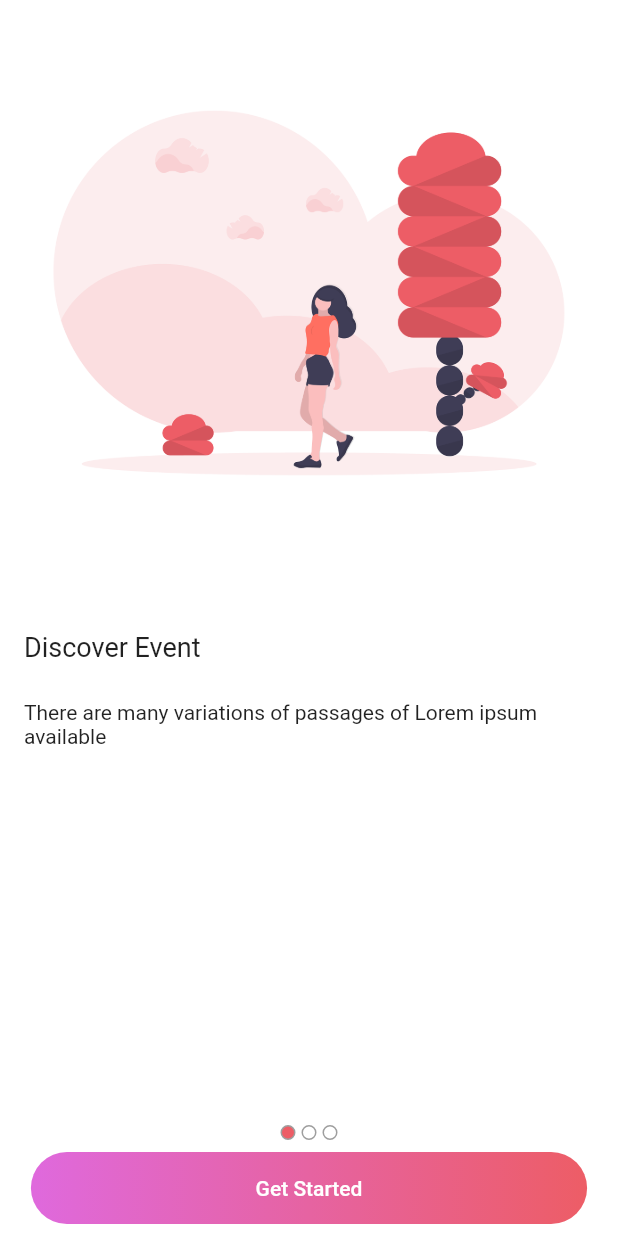
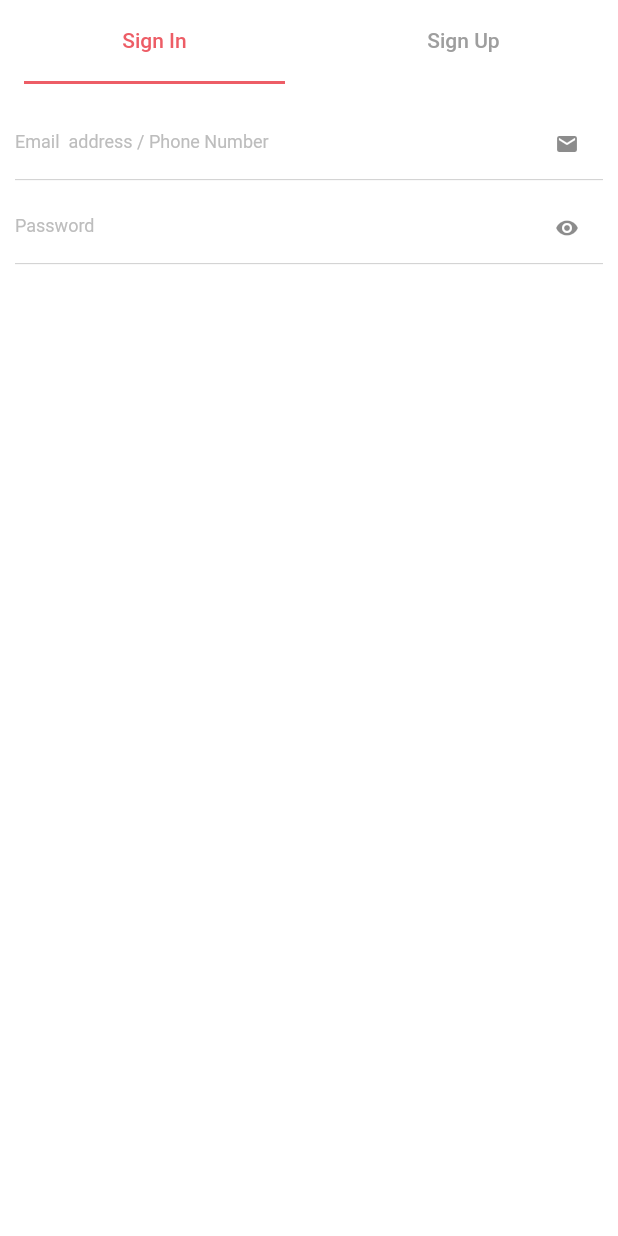
Before and after one commit to Sourabhlpu/flutter_events, a Flutter app: the screen it shows after launch, after a tap on "Get Started", on a phone screen of 412 x 824 dp. Run offline on Flutter 3.47's test engine with Material 2 defaults, Android fonts, the phone set to English and light mode, and no system bars.

Commit message:
fixed the issue with input fields's border widths

```diff
--- a/lib/main.dart
+++ b/lib/main.dart
@@ -1,75 +1,30 @@
 import 'package:flutter/material.dart';
+import 'package:flutter_events/pages/intro.dart';
+import 'package:flutter_events/pages/auth.dart';
+import 'package:flutter_events/utils/custom_colors.dart';
 import 'package:flutter/services.dart';
-import 'package:flutter_events/widgets/primary_btn.dart';
-import 'package:flutter_events/widgets/intro_screen.dart';
-import 'package:flutter_events/widgets/intro_page_indicators.dart';
 
 void main() => runApp(MyApp());
 
 class MyApp extends StatelessWidget {
   // This widget is the root of your application.
+
   @override
   Widget build(BuildContext context) {
+    SystemChrome.setSystemUIOverlayStyle(SystemUiOverlayStyle.dark.copyWith(
+      statusBarColor: Colors.white, //or set color with: Color(0xFF0000FF)
+    ));
+
     return MaterialApp(
       theme: ThemeData(
-        primarySwatch: Colors.blue,
+          primarySwatch: customPrimaryColor,
       ),
-      home: MyHomePage(),
       debugShowCheckedModeBanner: false,
+      initialRoute: '/',
+      routes: {
+        '/': (context) => IntroPage(),
+        '/auth': (context) => Authentication()
+      },
     );
   }
 }
-
-class MyHomePage extends StatefulWidget {
-  @override
-  State createState() => MyHomePageState();
-}
-
-class MyHomePageState extends State<MyHomePage> {
-  final PageController _pagecontroller = new PageController(initialPage: 0);
-  int _currentPage = 0;
-
-  @override
-  Widget build(BuildContext context) {
-    SystemChrome.setEnabledSystemUIOverlays([]);
-    return Scaffold(
-        body: Stack(
-      children: <Widget>[
-        PageView(
-            controller: _pagecontroller,
-            onPageChanged: (int i) {
-              setState(() {
-                _currentPage = i;
-              });
-            },
-            children: [
-              IntroPage('images/discover.png', 'Discover Event',
-                  'There are many variations of passages of Lorem ipsum available'),
-              IntroPage('images/create.png', 'Create Event',
-                  'There are many variations of passages of Lorem ipsum available'),
-              IntroPage('images/book.png', 'Book Events',
-                  'There are many variations of passages of Lorem ipsum available'),
-            ]),
-        Align(
-            alignment: Alignment.bottomCenter,
-            child: Column(
-              mainAxisAlignment: MainAxisAlignment.end,
-              children: <Widget>[
-                CircularPageIndicators(
-                  currentPage: _currentPage,
-                ),
-                SizedBox(
-                  width: 0,
-                  height: 8.0,
-                ),
-                PrimaryGradientButton('Get Started')
-              ],
-            )),
-
-        /*Align(
-            alignment: Alignment.bottomCenter,
-            child: PrimaryGradientButton('Get Started')),*/
-      ],
-    ));
-  }
-}
--- /dev/null
+++ b/lib/pages/auth.dart
@@ -0,0 +1,112 @@
+import 'package:flutter/material.dart';
+import 'package:flutter/services.dart';
+
+class Authentication extends StatefulWidget {
+  @override
+  _AuthenticationState createState() => _AuthenticationState();
+}
+
+class _AuthenticationState extends State<Authentication> {
+  @override
+  Widget build(BuildContext context) {
+    //SystemChrome.setEnabledSystemUIOverlays(SystemUiOverlay.values);
+    return new Scaffold(
+      body: SafeArea(
+        child: DefaultTabController(
+          length: 2,
+          child: Column(
+            children: <Widget>[
+              TabBar(
+                tabs: [
+                  Tab(text: 'Sign In'),
+                  Tab(text: 'Sign Up'),
+                ],
+                labelColor: Theme.of(context).primaryColor,
+                unselectedLabelColor: Colors.grey,
+                indicatorPadding: const EdgeInsets.symmetric(horizontal: 16.0),
+                labelPadding: const EdgeInsets.symmetric(vertical: 4.0),
+              ),
+              Expanded(
+                child: TabBarView(children: [
+                  Padding(
+                    padding: const EdgeInsets.symmetric(
+                        horizontal: 10.0, vertical: 16.0),
+                    child: Column(
+                      children: <Widget>[
+                        _buildEmailTextField(),
+                        SizedBox(
+                          height: 8.0,
+                        ),
+                        _buildPasswordTextField(),
+                      ],
+                    ),
+                  ),
+                  Center(
+                    child: Text(
+                      'Sign Up',
+                      style: TextStyle(color: Colors.black),
+                    ),
+                  )
+                ]),
+              )
+            ],
+          ),
+        ),
+      ),
+      backgroundColor: Colors.white,
+    );
+  }
+
+  _buildEmailTextField() {
+    return TextFormField(
+      decoration: InputDecoration(
+        hintText: 'Email  address / Phone Number',
+        suffixIcon: Icon(
+          Icons.email,
+          size: 16.0,
+        ),
+        hintStyle: TextStyle(fontSize: 12.0, color: Colors.grey[400]),
+        hasFloatingPlaceholder: false,
+        border: UnderlineInputBorder(
+            borderSide: BorderSide(width: 0.5, color: Colors.grey[400])),
+        focusedBorder: UnderlineInputBorder(
+            borderSide: BorderSide(width: 0.5, color: const Color(0xFFED5D66))),
+        disabledBorder: UnderlineInputBorder(
+            borderSide: BorderSide(width: 0.5, color: Colors.grey[400])),
+        enabledBorder: UnderlineInputBorder(
+            borderSide: BorderSide(width: 0.5, color: Colors.grey[400])),
+        errorBorder: UnderlineInputBorder(
+            borderSide: BorderSide(width: 0.5, color: Colors.grey[400])),
+        focusedErrorBorder: UnderlineInputBorder(
+            borderSide: BorderSide(width: 0.5, color: Colors.grey[400])),
+      ),
+    );
+  }
+
+  _buildPasswordTextField() {
+    return TextFormField(
+      obscureText: true,
+      decoration: InputDecoration(
+        hintText: 'Password',
+        suffixIcon: Icon(
+          Icons.remove_red_eye,
+          size: 16.0,
+        ),
+        hintStyle: TextStyle(fontSize: 12.0, color: Colors.grey[400]),
+        hasFloatingPlaceholder: false,
+        border: UnderlineInputBorder(
+            borderSide: BorderSide(width: 0.5, color: Colors.grey[400])),
+        focusedBorder: UnderlineInputBorder(
+            borderSide: BorderSide(width: 0.5, color: const Color(0xFFED5D66))),
+        disabledBorder: UnderlineInputBorder(
+            borderSide: BorderSide(width: 0.5, color: Colors.grey[400])),
+        enabledBorder: UnderlineInputBorder(
+            borderSide: BorderSide(width: 0.5, color: Colors.grey[400])),
+        errorBorder: UnderlineInputBorder(
+            borderSide: BorderSide(width: 0.5, color: Colors.grey[400])),
+        focusedErrorBorder: UnderlineInputBorder(
+            borderSide: BorderSide(width: 0.5, color: Colors.grey[400])),
+      ),
+    );
+  }
+}
--- /dev/null
+++ b/lib/pages/intro.dart
@@ -0,0 +1,64 @@
+import 'package:flutter/material.dart';
+import 'package:flutter/services.dart';
+import 'package:flutter_events/widgets/primary_btn.dart';
+import 'package:flutter_events/widgets/intro_screen.dart';
+import 'package:flutter_events/widgets/intro_page_indicators.dart';
+class IntroPage extends StatefulWidget {
+  @override
+  State createState() => IntroPageState();
+}
+
+
+class IntroPageState extends State<IntroPage> {
+  final PageController _pagecontroller = new PageController(initialPage: 0);
+  int _currentPage = 0;
+
+  void _openAuthScreen()
+  {
+    Navigator.pushReplacementNamed(context, '/auth');
+  }
+
+  @override
+  Widget build(BuildContext context) {
+    SystemChrome.setEnabledSystemUIOverlays([]);
+    return Scaffold(
+        body: Stack(
+          children: <Widget>[
+            PageView(
+                controller: _pagecontroller,
+                onPageChanged: (int i) {
+                  setState(() {
+                    _currentPage = i;
+                  });
+                },
+                children: [
+                  IntroPageItem('images/discover.png', 'Discover Event',
+                      'There are many variations of passages of Lorem ipsum available'),
+                  IntroPageItem('images/create.png', 'Create Event',
+                      'There are many variations of passages of Lorem ipsum available'),
+                  IntroPageItem('images/book.png', 'Book Events',
+                      'There are many variations of passages of Lorem ipsum available'),
+                ]),
+            Align(
+                alignment: Alignment.bottomCenter,
+                child: Column(
+                  mainAxisAlignment: MainAxisAlignment.end,
+                  children: <Widget>[
+                    CircularPageIndicators(
+                      currentPage: _currentPage,
+                    ),
+                    SizedBox(
+                      width: 0,
+                      height: 8.0,
+                    ),
+                    PrimaryGradientButton('Get Started', _openAuthScreen)
+                  ],
+                )),
+
+            /*Align(
+            alignment: Alignment.bottomCenter,
+            child: PrimaryGradientButton('Get Started')),*/
+          ],
+        ));
+  }
+}
--- /dev/null
+++ b/lib/utils/custom_colors.dart
@@ -0,0 +1,17 @@
+import 'package:flutter/material.dart';
+
+const MaterialColor customPrimaryColor = const MaterialColor(
+  0xFFED5D66,
+  const <int, Color>{
+    50: const Color(0xFFED5D66),
+    100: const Color(0xFFED5D66),
+    200: const Color(0xFFED5D66),
+    300: const Color(0xFFED5D66),
+    400: const Color(0xFFED5D66),
+    500: const Color(0xFFED5D66),
+    600: const Color(0xFFED5D66),
+    700: const Color(0xFFED5D66),
+    800: const Color(0xFFED5D66),
+    900: const Color(0xFFED5D66),
+  },
+);
--- a/lib/widgets/intro_screen.dart
+++ b/lib/widgets/intro_screen.dart
@@ -1,12 +1,12 @@
 import 'package:flutter/material.dart';
 
-class IntroPage extends StatelessWidget {
+class IntroPageItem extends StatelessWidget {
 
   final String _imageAsset;
   final String _title;
   final String _subtitle;
 
-  IntroPage(this._imageAsset, this._title, this._subtitle);
+  IntroPageItem(this._imageAsset, this._title, this._subtitle);
 
 
   @override
--- a/lib/widgets/primary_btn.dart
+++ b/lib/widgets/primary_btn.dart
@@ -2,8 +2,9 @@ import 'package:flutter/material.dart';
 
 class PrimaryGradientButton extends StatelessWidget {
   final String btnText;
+  final Function _btnAction;
 
-  PrimaryGradientButton(this.btnText);
+  PrimaryGradientButton(this.btnText, this._btnAction);
   @override
   Widget build(BuildContext context) {
     return Container(
@@ -16,9 +17,7 @@ class PrimaryGradientButton extends StatelessWidget {
               begin: Alignment.centerLeft,
               end: Alignment.centerRight)),
       child: FlatButton(
-        onPressed: () {
-          print('get started');
-        },
+        onPressed: _btnAction,
         child: Text(btnText),
         textColor: Colors.white,
         padding: EdgeInsets.symmetric(vertical: 15.0),
```
